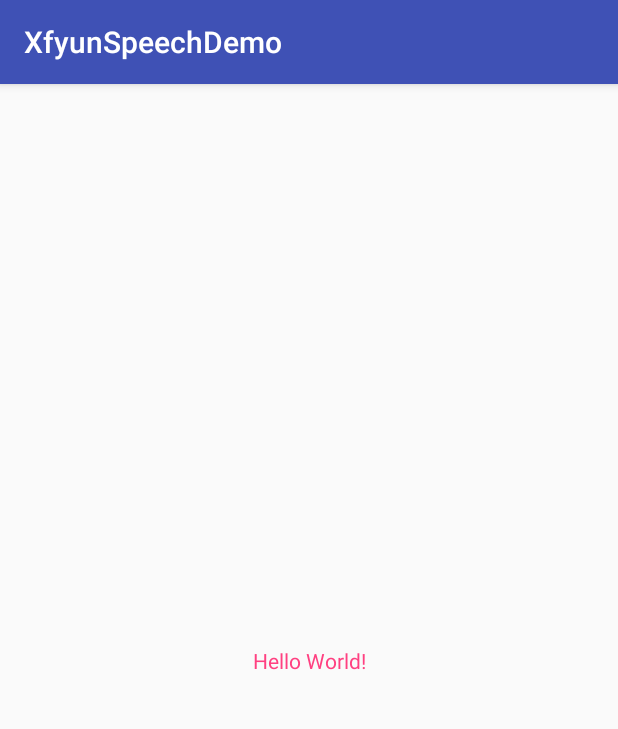
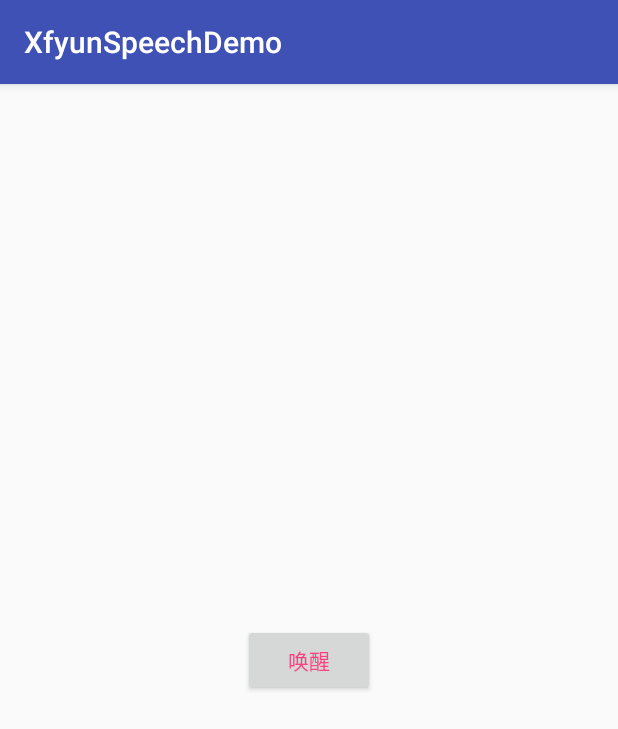
Before and after one commit to wandererparsifal/XfyunSpeechDemo, an Android app: the screen it shows after launch (MainActivity), on a phone screen of 412 x 824 dp. Shown: the top 729 px of the screen. Run offline under Robolectric (Android 15) with nearby library versions, the light colour scheme and no system bars; libraries missing offline, so code that uses them is left out: pub.devrel.easypermissions; 1 statement that could not run was skipped.

Commit message:
Android 权限

```diff
--- a/app/build.gradle
+++ b/app/build.gradle
@@ -4,7 +4,7 @@ android {
     compileSdkVersion 26
     defaultConfig {
         applicationId "com.neusoft.speechdemo"
-        minSdkVersion 15
+        minSdkVersion 16
         targetSdkVersion 26
         versionCode 1
         versionName "1.0"
@@ -31,4 +31,5 @@ dependencies {
     testImplementation 'junit:junit:4.12'
     androidTestImplementation 'com.android.support.test:runner:0.5'
     androidTestImplementation 'com.android.support.test.espresso:espresso-core:2.2.2'
+    compile 'pub.devrel:easypermissions:1.0.1'
 }
--- a/app/src/main/java/com/neusoft/speechdemo/MainActivity.java
+++ b/app/src/main/java/com/neusoft/speechdemo/MainActivity.java
@@ -1,8 +1,12 @@
 package com.neusoft.speechdemo;
 
+import android.Manifest;
 import android.os.Bundle;
+import android.support.annotation.NonNull;
 import android.support.v7.app.AppCompatActivity;
 import android.util.Log;
+import android.view.View;
+import android.widget.Button;
 
 import com.google.gson.reflect.TypeToken;
 import com.neusoft.speechdemo.speech.Speech;
@@ -13,6 +17,10 @@ import com.neusoft.speechdemo.speech.listener.OnListenListener;
 import com.neusoft.speechdemo.speech.listener.OnSpeakListener;
 import com.neusoft.speechdemo.util.JsonUtil;
 
+import java.util.List;
+
+import pub.devrel.easypermissions.EasyPermissions;
+
 import static com.neusoft.speechdemo.RequestCode.LISTEN_OPEN_TYPE;
 import static com.neusoft.speechdemo.RequestCode.LISTEN_PNCOMMAND_NAVI;
 import static com.neusoft.speechdemo.RequestCode.SPEAK_ASK_NAVI;
@@ -20,9 +28,21 @@ import static com.neusoft.speechdemo.RequestCode.SPEAK_GREETING;
 import static com.neusoft.speechdemo.RequestCode.SPEAK_SORRY;
 import static com.neusoft.speechdemo.RequestCode.SPEAK_WEATHER_RESULT;
 
-public class MainActivity extends AppCompatActivity {
+public class MainActivity extends AppCompatActivity implements EasyPermissions.PermissionCallbacks { // Android 6.0 以上 Permission 特殊处理
 
     private static final String TAG = MainActivity.class.getSimpleName();
+
+    private Button mBtnWake = null;
+
+    private boolean hasAllPermissions = false;
+
+    //所要申请的权限
+    private String[] mPermissions = {Manifest.permission.RECORD_AUDIO,
+            Manifest.permission.READ_PHONE_STATE,
+            Manifest.permission.ACCESS_FINE_LOCATION,
+            Manifest.permission.READ_CONTACTS,
+            Manifest.permission.READ_EXTERNAL_STORAGE,
+            Manifest.permission.WRITE_EXTERNAL_STORAGE};
 
     private OnSpeakListener mOnSpeakListener = new OnSpeakListener() {
         @Override
@@ -117,14 +137,31 @@ public class MainActivity extends AppCompatActivity {
     protected void onCreate(Bundle savedInstanceState) {
         super.onCreate(savedInstanceState);
         setContentView(R.layout.activity_main);
+
+        if (EasyPermissions.hasPermissions(this, mPermissions)) {//检查是否获取该权限
+            Log.d(TAG, "已获取权限");
+            hasAllPermissions = true;
+        } else {
+            //第二个参数是被拒绝后再次申请该权限的解释
+            //第三个参数是请求码
+            //第四个参数是要申请的权限
+            EasyPermissions.requestPermissions(this, "必要的权限未被授权，请授权", 0, mPermissions);
+        }
+
         Speech.getInstance().subscribeOnSpeakListener(mOnSpeakListener);
         Speech.getInstance().subscribeOnListenListener(mOnListenListener);
-    }
 
-    @Override
-    protected void onStart() {
-        super.onStart();
-        Speech.getInstance().speak("您好，请问有什么可以帮助您的？", SPEAK_GREETING);
+        mBtnWake = findViewById(R.id.btn_wake);
+        mBtnWake.setOnClickListener(new View.OnClickListener() {
+            @Override
+            public void onClick(View v) {
+                if (hasAllPermissions) {
+                    Speech.getInstance().speak("您好，请问有什么可以帮助您的？", SPEAK_GREETING);
+                } else {
+                    Speech.getInstance().speak("请授权全部权限后使用", 0);
+                }
+            }
+        });
     }
 
     @Override
@@ -141,4 +178,26 @@ public class MainActivity extends AppCompatActivity {
         Speech.getInstance().unSubscribeOnSpeakListener(mOnSpeakListener);
         Speech.getInstance().unSubscribeOnListenListener(mOnListenListener);
     }
+
+    @Override
+    public void onRequestPermissionsResult(int requestCode, @NonNull String[] permissions, @NonNull int[] grantResults) {
+        super.onRequestPermissionsResult(requestCode, permissions, grantResults);
+        //把申请权限的回调交由EasyPermissions处理
+        EasyPermissions.onRequestPermissionsResult(requestCode, permissions, grantResults, this);
+    }
+
+    //下面两个方法是实现EasyPermissions的EasyPermissions.PermissionCallbacks接口
+    //分别返回授权成功和失败的权限
+    @Override
+    public void onPermissionsGranted(int requestCode, List<String> perms) {
+        Log.d(TAG, "获取成功的权限" + perms);
+        if (perms.size() == mPermissions.length) {
+            hasAllPermissions = true;
+        }
+    }
+
+    @Override
+    public void onPermissionsDenied(int requestCode, List<String> perms) {
+        Log.d(TAG, "获取失败的权限" + perms);
+    }
 }
--- a/app/src/main/res/layout/activity_main.xml
+++ b/app/src/main/res/layout/activity_main.xml
@@ -6,10 +6,11 @@
     android:layout_height="match_parent"
     tools:context="com.neusoft.speechdemo.MainActivity">
 
-    <TextView
+    <Button
+        android:id="@+id/btn_wake"
         android:layout_width="wrap_content"
         android:layout_height="wrap_content"
-        android:text="Hello World!"
+        android:text="@string/str_wake"
         android:textColor="@color/colorAccent"
         app:layout_constraintBottom_toBottomOf="parent"
         app:layout_constraintLeft_toLeftOf="parent"
--- a/app/src/main/res/values/strings.xml
+++ b/app/src/main/res/values/strings.xml
@@ -1,4 +1,5 @@
 <resources>
     <string name="app_name">XfyunSpeechDemo</string>
     <string name="app_id">59f140ae</string>
+    <string name="str_wake">唤醒</string>
 </resources>
```
